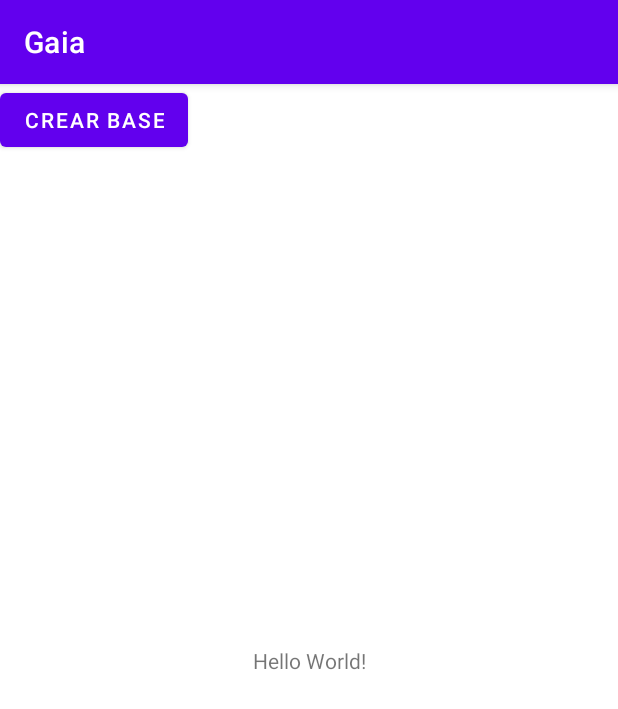
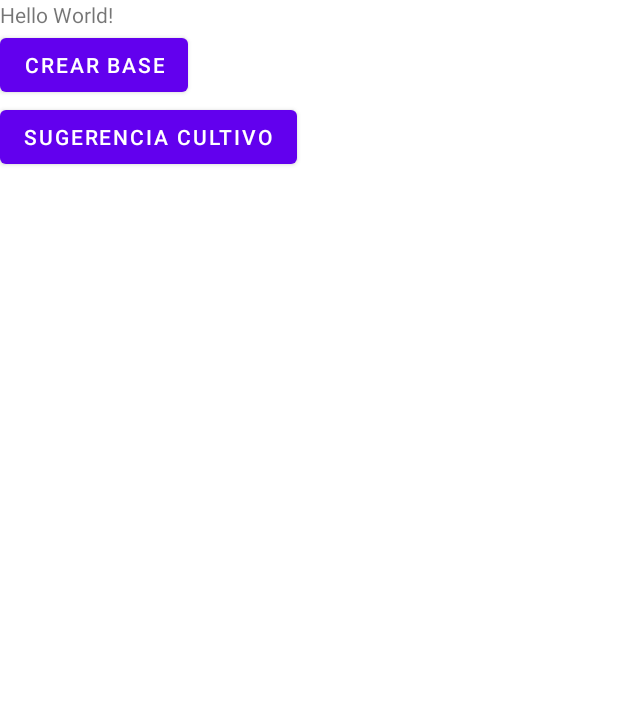
Before and after one commit to angiecamelo28/Gaia, an Android app: the screen it shows after launch (MainActivity), on a phone screen of 412 x 824 dp. Shown: the top 709 px of the screen. Run offline under Robolectric (Android 15) with nearby library versions, the phone set to English and light mode, and no system bars.

Commit message:
Actividad Sugerencia cultivos

```diff
--- a/app/build.gradle
+++ b/app/build.gradle
@@ -31,7 +31,7 @@ android {
 dependencies {
 
     implementation 'androidx.appcompat:appcompat:1.4.1'
-    implementation 'com.google.android.material:material:1.5.0'
+    implementation 'com.google.android.material:material:1.6.1'
     implementation 'androidx.constraintlayout:constraintlayout:2.1.3'
     testImplementation 'junit:junit:4.13.2'
     androidTestImplementation 'androidx.test.ext:junit:1.1.3'
--- a/app/src/main/java/com/example/gaia/MainActivity.java
+++ b/app/src/main/java/com/example/gaia/MainActivity.java
@@ -1,25 +1,30 @@
 package com.example.gaia;
+
 
 import androidx.appcompat.app.AppCompatActivity;
 
 import android.annotation.SuppressLint;
+import android.content.Intent;
 import android.database.sqlite.SQLiteDatabase;
 import android.os.Bundle;
 import android.view.View;
 import android.widget.Button;
 import android.widget.Toast;
 
+import com.example.gaia.controlador.SugerenciaCultivo;
 import com.example.gaia.db.ConexionDB;
 
 public class MainActivity extends AppCompatActivity {
 
     Button btnCrear;
+    Button btnSugerencia;
 
     @Override
     protected void onCreate(Bundle savedInstanceState) {
         super.onCreate(savedInstanceState);
         setContentView(R.layout.activity_main);
         btnCrear = findViewById(R.id.btnCrear);
+        btnSugerencia = findViewById(R.id.btnSugerencia);
 
         btnCrear.setOnClickListener(new View.OnClickListener() {
             @Override
@@ -36,5 +41,15 @@ public class MainActivity extends AppCompatActivity {
             }
         });
 
+        btnSugerencia.setOnClickListener(new View.OnClickListener() {
+            @Override
+            public void onClick(View view) {
+                Intent intento = new Intent(getApplicationContext(), SugerenciaCultivo.class);
+                startActivity(intento);
+            }
+        });
+
+
+
     }
 }
--- a/app/src/main/java/com/example/gaia/controlador/SugerenciaCultivo.java
+++ b/app/src/main/java/com/example/gaia/controlador/SugerenciaCultivo.java
@@ -5,6 +5,7 @@ import androidx.appcompat.app.AppCompatActivity;
 import android.os.Bundle;
 
 import com.example.gaia.R;
+import com.google.android.material.bottomappbar.BottomAppBar;
 
 public class SugerenciaCultivo extends AppCompatActivity {
 
@@ -12,5 +13,8 @@ public class SugerenciaCultivo extends AppCompatActivity {
     protected void onCreate(Bundle savedInstanceState) {
         super.onCreate(savedInstanceState);
         setContentView(R.layout.activity_sugerencia_cultivo);
+
+//        BottomAppBar bottomAppBar = findViewById(R.id.bottomAppBar);
+//                setSupportActionBar(findViewById(R.id.bottomAppBar));
     }
 }
--- a/app/src/main/res/layout/activity_main.xml
+++ b/app/src/main/res/layout/activity_main.xml
@@ -1,9 +1,10 @@
 <?xml version="1.0" encoding="utf-8"?>
-<androidx.constraintlayout.widget.ConstraintLayout xmlns:android="http://schemas.android.com/apk/res/android"
+<LinearLayout xmlns:android="http://schemas.android.com/apk/res/android"
     xmlns:app="http://schemas.android.com/apk/res-auto"
     xmlns:tools="http://schemas.android.com/tools"
     android:layout_width="match_parent"
     android:layout_height="match_parent"
+    android:orientation="vertical"
     tools:context=".MainActivity">
 
     <TextView
@@ -24,4 +25,11 @@
         tools:layout_editor_absoluteY="256dp"
         tools:ignore="MissingConstraints" />
 
-</androidx.constraintlayout.widget.ConstraintLayout>
+    <Button
+        android:id="@+id/btnSugerencia"
+        android:layout_width="wrap_content"
+        android:layout_height="wrap_content"
+        android:text="Sugerencia cultivo"
+        tools:ignore="MissingConstraints"/>
+
+</LinearLayout>
--- a/app/src/main/res/values/strings.xml
+++ b/app/src/main/res/values/strings.xml
@@ -1,3 +1,7 @@
 <resources>
     <string name="app_name">Gaia</string>
+    <string name="txt_bar_consejos">Consejos</string>
+    <string name="txt_bar_notificaciones">Notificaciones</string>
+    <string name="txt_bar_perfil">Perfil</string>
+    <string name="txt_bar_huerta">Mi Huerta</string>
 </resources>
--- a/app/src/main/res/values/themes.xml
+++ b/app/src/main/res/values/themes.xml
@@ -1,6 +1,6 @@
 <resources xmlns:tools="http://schemas.android.com/tools">
     <!-- Base application theme. -->
-    <style name="Theme.Gaia" parent="Theme.MaterialComponents.DayNight.DarkActionBar">
+    <style name="Theme.Gaia" parent="Theme.MaterialComponents.DayNight.NoActionBar">
         <!-- Primary brand color. -->
         <item name="colorPrimary">@color/purple_500</item>
         <item name="colorPrimaryVariant">@color/purple_700</item>
```
Also changed, not shown: app/src/main/res/drawable/ic_baseline_article_48.xml (added, +11 -0 lines), app/src/main/res/drawable/ic_baseline_leaf_48.xml (added, +10 -0 lines), app/src/main/res/drawable/ic_baseline_menu_48.xml (added, +10 -0 lines), app/src/main/res/drawable/ic_baseline_notifications_48.xml (added, +10 -0 lines), app/src/main/res/drawable/ic_baseline_person_48.xml (added, +10 -0 lines), app/src/main/res/layout/activity_sugerencia_cultivo.xml (+15 -3 lines), app/src/main/res/menu/bottom_navigation_menu.xml (added, +23 -0 lines).
